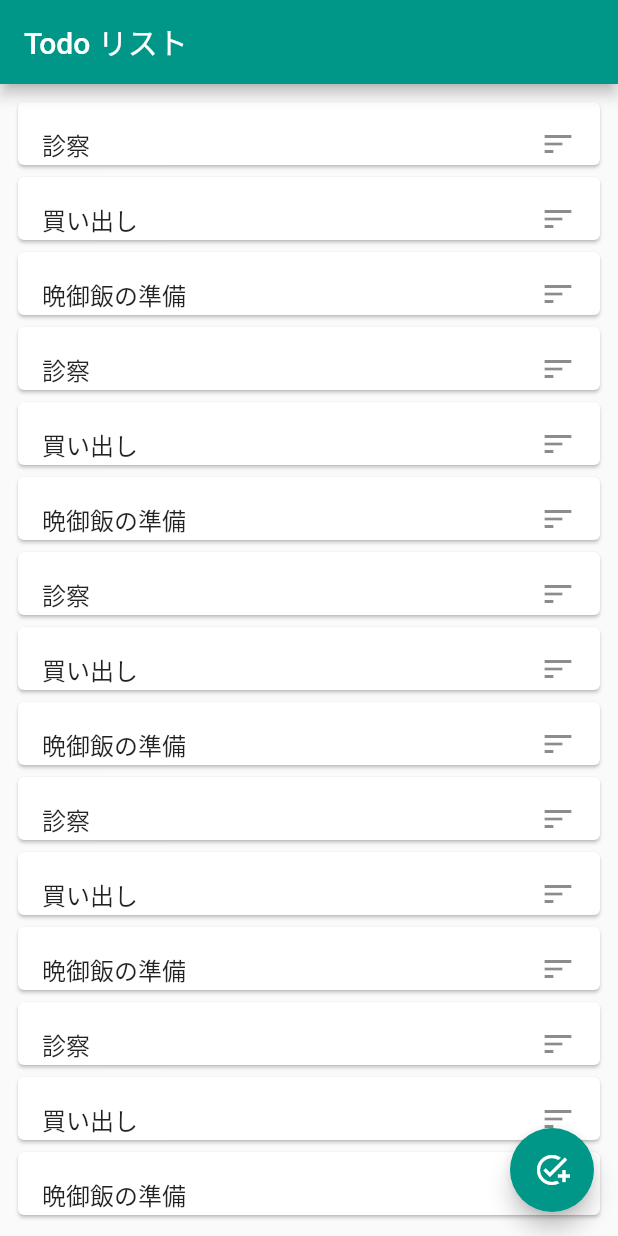
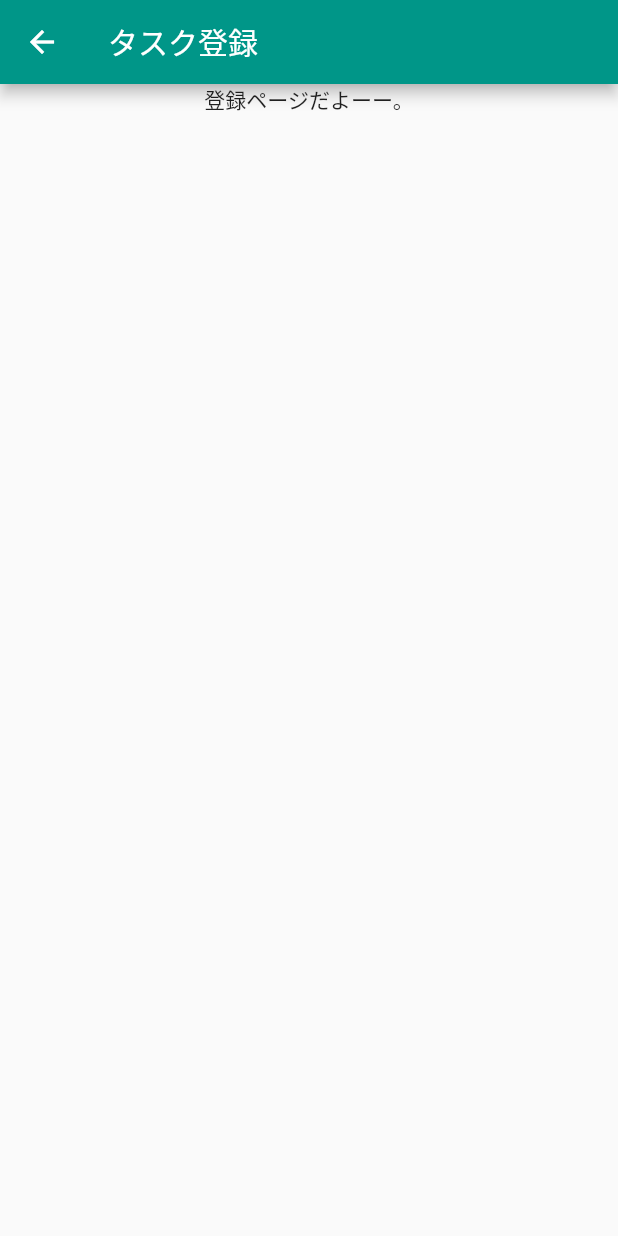
Before and after one commit to kamishi-44/todo_app, a Flutter app: the screen it shows after launch, after a tap on the "add task" icon, on a phone screen of 412 x 824 dp. Run offline on Flutter 3.47's test engine with Material 2 defaults, Android fonts, the phone set to English and light mode, and no system bars.

Commit message:
登録、詳細ページ追加

```diff
--- /dev/null
+++ b/lib/add_task_page.dart
@@ -0,0 +1,31 @@
+import 'package:flutter/material.dart';
+
+import 'task.dart';
+
+class AddTaskPage extends StatefulWidget {
+
+  const AddTaskPage({super.key});
+
+  @override
+  State<AddTaskPage> createState() => _AddTaskPage();
+}
+
+class _AddTaskPage extends State<AddTaskPage> {
+  @override
+  Widget build(BuildContext context) {
+    return Scaffold(
+      appBar: AppBar(
+        title: const Text("タスク登録"),
+      ),
+      body: Center(
+        child: Container(
+          child: Column(
+            children: const <Widget> [
+              Text("登録ページだよーー。"),
+            ],
+          ),
+        ),
+      ),
+    );
+  }
+}
--- a/lib/main.dart
+++ b/lib/main.dart
@@ -1,5 +1,7 @@
 import 'package:flutter/material.dart';
+import 'package:todo_app/add_task_page.dart';
 
+import 'detail_page.dart';
 import 'task.dart';
 
 void main() {
@@ -61,8 +63,7 @@ class _MyHomePageState extends State<MyHomePage> {
             sampleTasks.insert(newIndex, moveTask);
           },
           itemBuilder: (BuildContext context, int index) {
-            return SizedBox(
-              height: 50,
+            return Container(
               key: Key(sampleTasks[index].taskId),
               child: TodoList(task: sampleTasks[index]),
             );
@@ -71,7 +72,13 @@ class _MyHomePageState extends State<MyHomePage> {
         ),
       ),
       floatingActionButton: FloatingActionButton(
-        onPressed: () {},
+        onPressed: () => {
+          Navigator.of(context).push(
+            MaterialPageRoute(
+              builder: (BuildContext context) => const AddTaskPage(),
+            ),
+          )
+        },
         tooltip: 'Add task',
         child: const Icon(Icons.add_task),
       ),
@@ -103,7 +110,7 @@ class _MyHomePageState extends State<MyHomePage> {
 /// ToDoリストに表示する1件のListTile(1件のタスク)を生成します。
 ///
 /// フィールドのタスクを元に生成したListTile Widget を返します。
-class TodoList extends StatelessWidget {
+class TodoList extends StatefulWidget {
   /// ListTile に表示する1件のタスク
   final Task task;
 
@@ -111,12 +118,23 @@ class TodoList extends StatelessWidget {
   const TodoList({super.key, required this.task});
 
   @override
+  State<TodoList> createState() => _TodoList();
+}
+
+class _TodoList extends State<TodoList> {
+  @override
   Widget build(BuildContext context) {
-    return Card(
+    return Container(
       child: ListTile(
-        // key: ValueKey(task.taskId),
-        title: Text(task.title),
+        title: Text(widget.task.title),
         trailing: const Icon(Icons.sort),
+        onTap: () => {
+          Navigator.of(context).push(
+            MaterialPageRoute(
+              builder: (BuildContext context) => DetailPage(task: widget.task),
+            ),
+          ),
+        },
       ),
     );
   }
```
Also changed, not shown: lib/detail_page.dart (added, +38 -0 lines).
